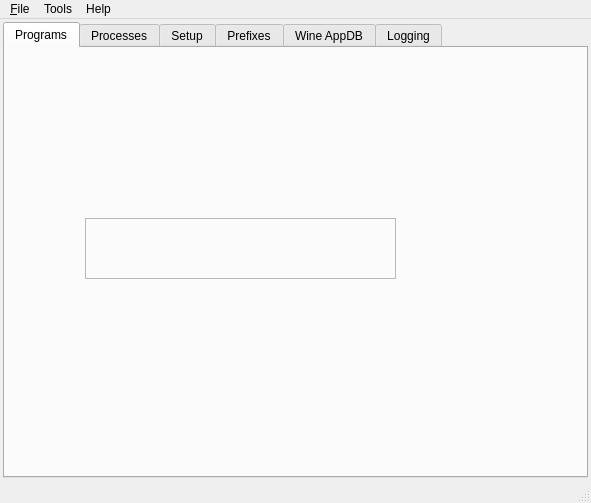
Old version of the form src/q4wine-gui/uis/MainWindow.ui in the repository brezerk/q4wine.
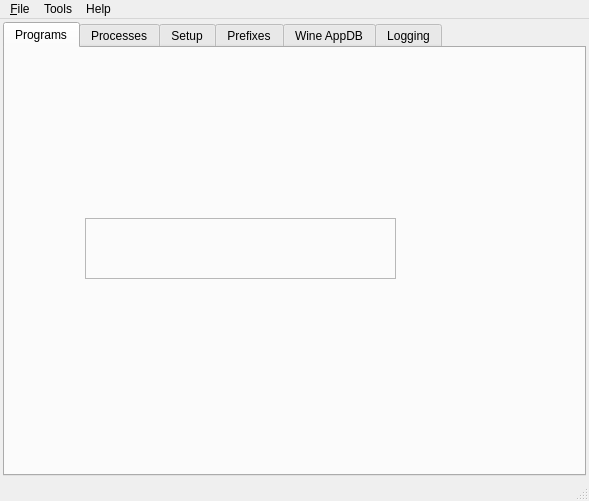
New version of the form. Icons and pictures are not drawn.

Commit message: Removed: File -> Install wizard menu entry;

Patch:
```diff
--- a/src/q4wine-gui/uis/MainWindow.ui
+++ b/src/q4wine-gui/uis/MainWindow.ui
@@ -7,8 +7,8 @@
    <rect>
     <x>0</x>
     <y>0</y>
-    <width>591</width>
-    <height>503</height>
+    <width>589</width>
+    <height>501</height>
    </rect>
   </property>
   <property name="windowTitle">
@@ -188,7 +188,7 @@
     <rect>
      <x>0</x>
      <y>0</y>
-     <width>591</width>
+     <width>589</width>
      <height>24</height>
     </rect>
    </property>
```
Left out of the diff: 1 changed line with no effect on the pictures.
